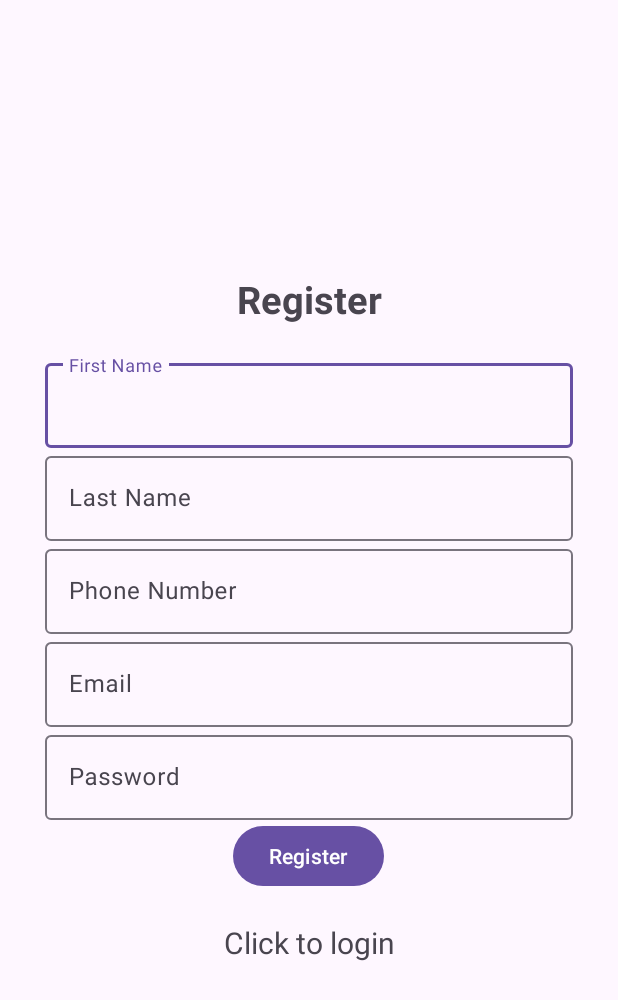
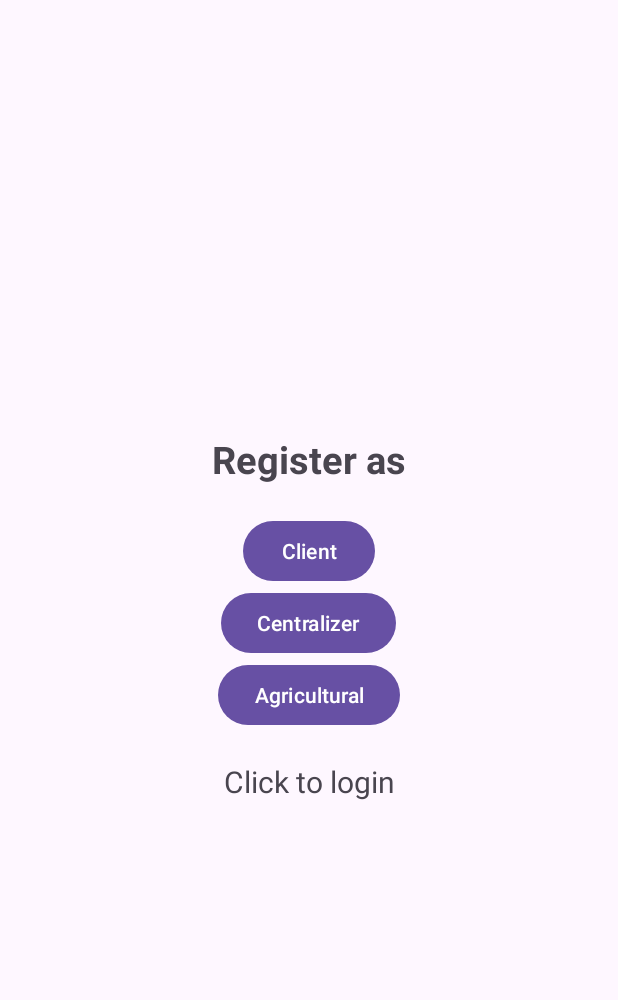
Before and after one commit to ErgaDN/Together, an Android app: the screen it shows after launch (Register), after a tap on "click to register", on a phone screen of 412 x 824 dp. Shown: the top 1000 px of the screen. Run offline under Robolectric (Android 15) with nearby library versions, the phone set to English and light mode, and no system bars; our stand-ins replace Firebase (no records; nobody signed in at launch, a user with empty details on screens opened directly); 1 other tap on this screen came first.

Commit message:
Adding a choice to the registration type

```diff
--- a/app/src/main/java/com/example/together/Register.java
+++ b/app/src/main/java/com/example/together/Register.java
@@ -33,13 +33,10 @@ import java.util.Objects;
 
 public class Register extends AppCompatActivity {
 
-    TextInputEditText editTextEmail, editTextPassword, editTextFirstName, editTextLastName, editTextPhone;
-    Button buttonReg;
+    Button btn_cl, btn_cen, btn_ag;
     FirebaseAuth mAuth;
-    FirebaseFirestore mStore;
-    ProgressBar progressBar;
     TextView textView;
-    String userID;
+
 
 
     @Override
@@ -59,15 +56,11 @@ public class Register extends AppCompatActivity {
         super.onCreate(savedInstanceState);
         setContentView(R.layout.activity_register);
         mAuth = FirebaseAuth.getInstance();
-        editTextEmail = findViewById(R.id.email);
-        editTextPassword = findViewById(R.id.password);
-        editTextFirstName = findViewById(R.id.firstName);
-        editTextLastName = findViewById(R.id.lastName);
-        editTextPhone = findViewById(R.id.phoneNumber);
-        buttonReg = findViewById(R.id.btn_register);
-        progressBar = findViewById(R.id.progressBar);
+        btn_cl = findViewById(R.id.btn_register_client);
+        btn_cen = findViewById(R.id.btn_register_centralizer);
+        btn_ag = findViewById(R.id.btn_register_agricultural);
         textView = findViewById(R.id.loginNow);
-        mStore = FirebaseFirestore.getInstance();
+
         textView.setOnClickListener(new View.OnClickListener(){
             @Override
             public void onClick(View view) {
@@ -77,72 +70,35 @@ public class Register extends AppCompatActivity {
             }
         });
 
-        buttonReg.setOnClickListener(new View.OnClickListener() {
+        btn_cl.setOnClickListener(new View.OnClickListener(){
             @Override
-            public void onClick(View v) {
-                progressBar.setVisibility(View.VISIBLE);
-                String email, password, firstName, lastName, phoneNumber;
-                email = String.valueOf(editTextEmail.getText());
-                password = String.valueOf(editTextPassword.getText());
-                firstName = String.valueOf(editTextFirstName.getText());
-                lastName = String.valueOf(editTextLastName.getText());
-                phoneNumber = String.valueOf(editTextPhone.getText());
+            public void onClick(View view) {
+                Intent intent = new Intent(getApplicationContext(), RegisterClient.class);
+                startActivity(intent);
+                finish();
+            }
+        });
 
-                if(TextUtils.isEmpty(email)){
-                    Toast.makeText(Register.this, "Enter email", Toast.LENGTH_SHORT).show();
-                    return;
-                }
-                if(TextUtils.isEmpty(password)){
-                    Toast.makeText(Register.this, "Enter password", Toast.LENGTH_SHORT).show();
-                    return;
-                }
-                if(TextUtils.isEmpty(firstName)){
-                    Toast.makeText(Register.this, "Enter First Name", Toast.LENGTH_SHORT).show();
-                    return;
-                }
-                if(TextUtils.isEmpty(lastName)){
-                    Toast.makeText(Register.this, "Enter First Name", Toast.LENGTH_SHORT).show();
-                    return;
-                }
-                if(TextUtils.isEmpty(phoneNumber)){
-                    Toast.makeText(Register.this, "Enter First Name", Toast.LENGTH_SHORT).show();
-                    return;
-                }
+        btn_cen.setOnClickListener(new View.OnClickListener(){
+            @Override
+            public void onClick(View view) {
+                Intent intent = new Intent(getApplicationContext(), RegisterCentralizer.class);
+                startActivity(intent);
+                finish();
+            }
+        });
 
-                mAuth.createUserWithEmailAndPassword(email, password)
-                        .addOnCompleteListener(new OnCompleteListener<AuthResult>() {
-                            @Override
-                            public void onComplete(@NonNull Task<AuthResult> task) {
-                                progressBar.setVisibility(View.GONE);
-                                if (task.isSuccessful()) {
-                                    Toast.makeText(Register.this, "Account created.",
-                                            Toast.LENGTH_SHORT).show();
-                                    userID = Objects.requireNonNull(mAuth.getCurrentUser()).getUid();
-                                    DocumentReference documentReference = mStore.collection("user").document(userID);
-                                    Map<String, Object> user = new HashMap<>();
-                                    user.put("First Name", firstName);
-                                    user.put("Last Name", lastName);
-                                    user.put("Phone Number", phoneNumber);
-                                    documentReference.set(user).addOnSuccessListener(new OnSuccessListener<Void>() {
-                                        @Override
-                                        public void onSuccess(Void unused) {
-                                            Log.d(TAG, "user created" + userID);
-                                        }
-                                    });
-                                    Intent intent = new Intent(getApplicationContext(), Login.class);
-                                    startActivity(intent);
-                                    finish();
-
-                                } else {
-                                    // If sign in fails, display a message to the user.
-                                    Toast.makeText(Register.this, "Authentication failed.",
-                                            Toast.LENGTH_SHORT).show();
-                                }
-                            }
-                        });
+        btn_ag.setOnClickListener(new View.OnClickListener(){
+            @Override
+            public void onClick(View view) {
+                Intent intent = new Intent(getApplicationContext(), RegisterAgricultural.class);
+                startActivity(intent);
+                finish();
+            }
+        });
 
 
-            }
-        });
+
+
     }
 }
--- a/app/src/main/java/com/example/together/ClientRegister.java
+++ b/app/src/main/java/com/example/together/RegisterAgricultural.java
@@ -4,11 +4,11 @@ import androidx.appcompat.app.AppCompatActivity;
 
 import android.os.Bundle;
 
-public class ClientRegister extends AppCompatActivity {
+public class RegisterAgricultural extends AppCompatActivity {
 
     @Override
     protected void onCreate(Bundle savedInstanceState) {
         super.onCreate(savedInstanceState);
-        setContentView(R.layout.activity_client_register);
+        setContentView(R.layout.activity_register_agricultural);
     }
 }
--- a/app/src/main/res/layout/activity_register.xml
+++ b/app/src/main/res/layout/activity_register.xml
@@ -14,64 +14,11 @@
         android:layout_height="wrap_content"
         android:layout_marginBottom="20dp"
         android:gravity="center"
-        android:text="@string/register"
+        android:text="@string/register_as"
         android:textSize="25sp"
         android:textStyle="bold" />
 
-    <com.google.android.material.textfield.TextInputLayout
-        android:layout_width="match_parent"
-        android:layout_height="wrap_content">
 
-        <com.google.android.material.textfield.TextInputEditText
-            android:id="@+id/firstName"
-            android:layout_width="match_parent"
-            android:layout_height="wrap_content"
-            android:hint="@string/first_name" />
-    </com.google.android.material.textfield.TextInputLayout>
-
-    <com.google.android.material.textfield.TextInputLayout
-        android:layout_width="match_parent"
-        android:layout_height="wrap_content">
-
-        <com.google.android.material.textfield.TextInputEditText
-            android:id="@+id/lastName"
-            android:layout_width="match_parent"
-            android:layout_height="wrap_content"
-            android:hint="@string/last_name" />
-    </com.google.android.material.textfield.TextInputLayout>
-
-    <com.google.android.material.textfield.TextInputLayout
-        android:layout_width="match_parent"
-        android:layout_height="wrap_content">
-
-        <com.google.android.material.textfield.TextInputEditText
-            android:id="@+id/phoneNumber"
-            android:layout_width="match_parent"
-            android:layout_height="wrap_content"
-            android:hint="@string/phone_number" />
-    </com.google.android.material.textfield.TextInputLayout>
-
-    <com.google.android.material.textfield.TextInputLayout
-        android:layout_width="match_parent"
-        android:layout_height="wrap_content">
-
-        <com.google.android.material.textfield.TextInputEditText
-            android:id="@+id/email"
-            android:layout_width="match_parent"
-            android:layout_height="wrap_content"
-            android:hint="@string/email" />
-    </com.google.android.material.textfield.TextInputLayout>
-
-    <com.google.android.material.textfield.TextInputLayout
-        android:layout_width="match_parent"
-        android:layout_height="wrap_content">
-
-        <com.google.android.material.textfield.TextInputEditText
-            android:id="@+id/password"
-            android:layout_width="match_parent"
-            android:layout_height="wrap_content"
-            android:hint="@string/password" />
-    </com.google.android.material.textfield.TextInputLayout>
 
     <ProgressBar
         android:id="@+id/progressBar"
@@ -79,11 +26,27 @@
         android:layout_height="wrap_content"
         android:visibility="gone" />
 
+
+
     <Button
-        android:id="@+id/btn_register"
+        android:id="@+id/btn_register_client"
         android:layout_width="wrap_content"
         android:layout_height="wrap_content"
-        android:text="@string/register" />
+        android:text="@string/client" />
+
+    <Button
+        android:id="@+id/btn_register_centralizer"
+        android:layout_width="wrap_content"
+        android:layout_height="wrap_content"
+        android:text="@string/centralizer" />
+
+    <Button
+        android:id="@+id/btn_register_agricultural"
+        android:layout_width="wrap_content"
+        android:layout_height="wrap_content"
+        android:text="@string/agricultural" />
+
+
 
     <TextView
         android:id="@+id/loginNow"
--- a/app/src/main/res/layout/activity_client_register.xml
+++ b/app/src/main/res/layout/activity_register_agricultural.xml
@@ -4,6 +4,6 @@
     xmlns:tools="http://schemas.android.com/tools"
     android:layout_width="match_parent"
     android:layout_height="match_parent"
-    tools:context=".ClientRegister">
+    tools:context=".RegisterAgricultural">
 
 </androidx.constraintlayout.widget.ConstraintLayout>
--- a/app/src/main/res/values/strings.xml
+++ b/app/src/main/res/values/strings.xml
@@ -14,5 +14,11 @@
     <string name="distribution_center">עריכת נקודות חלוקה</string>
     <string name="order_summary">סיכום הזמנות</string>
     <string name="adding_products">הוספת מוצר חדש</string>
+    <string name="address">Address</string>
+    <string name="client">Client</string>
+    <string name="agricultural">Agricultural</string>
+    <string name="centralizer">Centralizer</string>
+    <string name="register_as">Register as</string>
+
 
 </resources>
```
Also changed, not shown: app/src/main/AndroidManifest.xml (+16 -8 lines), app/src/main/java/com/example/together/RegisterCentralizer.java (added, +154 -0 lines), app/src/main/java/com/example/together/RegisterClient.java (added, +14 -0 lines), app/src/main/res/layout/activity_register_centralizer.xml (added, +108 -0 lines), app/src/main/res/layout/activity_register_client.xml (added, +9 -0 lines).
